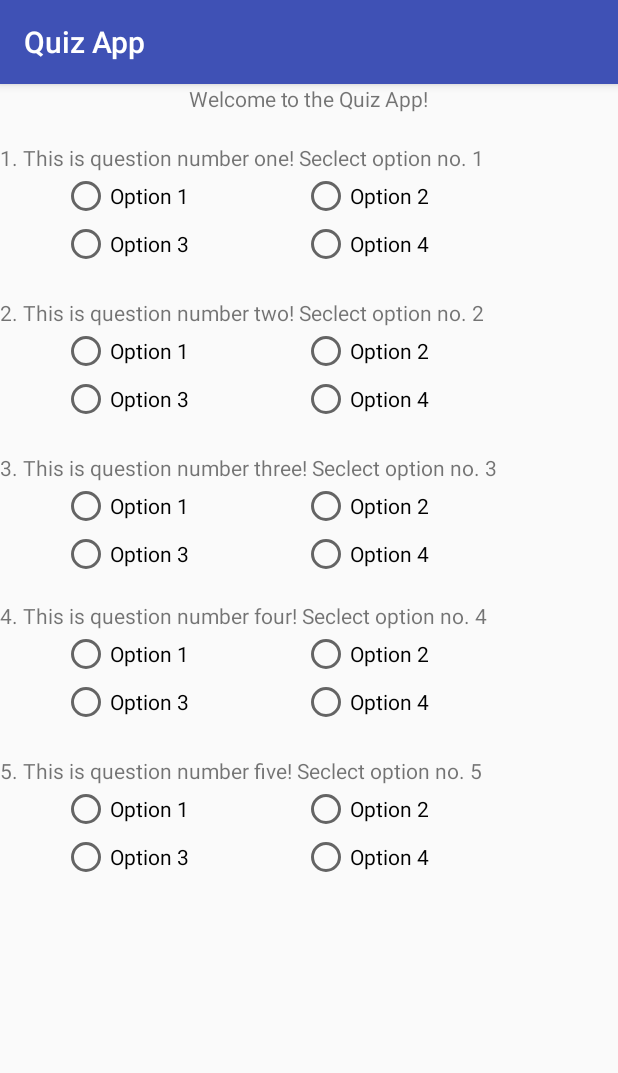
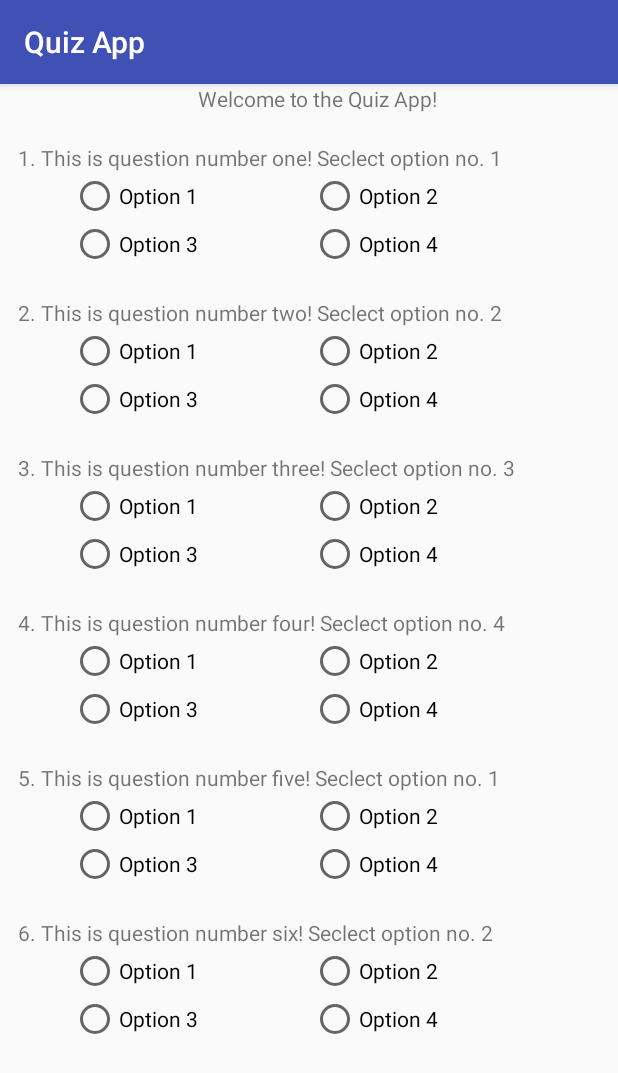
Before and after one commit to yhdesai/QuizApp_final, an Android app: the screen it shows after launch (MainActivity), on a phone screen of 412 x 824 dp. Shown: the top 1073 px of the screen. Run offline under Robolectric (Android 15) with nearby library versions, the phone set to English and light mode, and no system bars.

Commit message:
Initial commit

```diff
--- a/app/src/main/res/layout/activity_main.xml
+++ b/app/src/main/res/layout/activity_main.xml
@@ -2,16 +2,16 @@
 
 
 <ScrollView xmlns:android="http://schemas.android.com/apk/res/android"
+    xmlns:tools="http://schemas.android.com/tools"
     android:id="@+id/ScrollView01"
     android:layout_width="fill_parent"
     android:layout_height="fill_parent">
 
 
-<RelativeLayout xmlns:android="http://schemas.android.com/apk/res/android"
-    xmlns:app="http://schemas.android.com/apk/res-auto"
-    xmlns:tools="http://schemas.android.com/tools"
+    <RelativeLayout
         android:layout_width="match_parent"
-    android:layout_height="match_parent"
+        android:layout_height="wrap_content"
+        android:layout_marginLeft="12dp"
         tools:context="io.github.yhdesai.quizapp.MainActivity">
 
 
@@ -25,32 +25,32 @@
             android:text="Option 1" />
 
         <RadioButton
-        android:id="@+id/radioButton10"
+            android:id="@+id/radioButton3.1"
             android:layout_width="wrap_content"
             android:layout_height="wrap_content"
-        android:text="Option 1"
+            android:layout_alignLeft="@+id/radioButton2.3"
+            android:layout_alignStart="@+id/radioButton2.3"
             android:layout_below="@+id/textView4"
-        android:layout_alignLeft="@+id/radioButton2.3"
-        android:layout_alignStart="@+id/radioButton2.3" />
+            android:text="Option 1" />
 
         <RadioButton
-        android:id="@+id/radioButton14"
+            android:id="@+id/radioButton4.1"
             android:layout_width="wrap_content"
             android:layout_height="wrap_content"
-        android:text="Option 1"
+            android:layout_alignLeft="@+id/radioButton3.3"
+            android:layout_alignStart="@+id/radioButton3.3"
             android:layout_alignTop="@+id/textView6"
-        android:layout_alignLeft="@+id/radioButton11"
-        android:layout_alignStart="@+id/radioButton11"
-        android:layout_marginTop="19dp" />
+            android:layout_marginTop="19dp"
+            android:text="Option 1" />
 
         <RadioButton
-        android:id="@+id/radioButton18"
+            android:id="@+id/radioButton5.1"
             android:layout_width="wrap_content"
             android:layout_height="wrap_content"
-        android:text="Option 1"
+            android:layout_alignLeft="@+id/radioButton4.3"
+            android:layout_alignStart="@+id/radioButton4.3"
             android:layout_below="@+id/textView8"
-        android:layout_alignLeft="@+id/radioButton15"
-        android:layout_alignStart="@+id/radioButton15" />
+            android:text="Option 1" />
 
         <TextView
             android:id="@+id/textView"
@@ -75,9 +75,9 @@
             android:layout_width="wrap_content"
             android:layout_height="wrap_content"
             android:layout_alignParentLeft="true"
-        android:layout_marginTop="20dp"
             android:layout_alignParentStart="true"
             android:layout_below="@+id/welcome"
+            android:layout_marginTop="20dp"
             android:text="1. This is question number one! Seclect option no. 1" />
 
         <RadioButton
@@ -108,33 +108,33 @@
             android:text="Option 2" />
 
         <RadioButton
-        android:id="@+id/radioButton12"
+            android:id="@+id/radioButton3.2"
             android:layout_width="wrap_content"
             android:layout_height="wrap_content"
-        android:text="Option 2"
-        android:layout_alignBaseline="@+id/radioButton10"
-        android:layout_alignBottom="@+id/radioButton10"
+            android:layout_alignBaseline="@+id/radioButton3.1"
+            android:layout_alignBottom="@+id/radioButton3.1"
             android:layout_alignLeft="@+id/radioButton2.4"
-        android:layout_alignStart="@+id/radioButton2.4" />
+            android:layout_alignStart="@+id/radioButton2.4"
+            android:text="Option 2" />
 
         <RadioButton
-        android:id="@+id/radioButton16"
+            android:id="@+id/radioButton4.2"
             android:layout_width="wrap_content"
             android:layout_height="wrap_content"
-        android:text="Option 2"
-        android:layout_alignBaseline="@+id/radioButton14"
-        android:layout_alignBottom="@+id/radioButton14"
-        android:layout_alignLeft="@+id/radioButton13"
-        android:layout_alignStart="@+id/radioButton13" />
+            android:layout_alignBaseline="@+id/radioButton4.1"
+            android:layout_alignBottom="@+id/radioButton4.1"
+            android:layout_alignLeft="@+id/radioButton3.4"
+            android:layout_alignStart="@+id/radioButton3.4"
+            android:text="Option 2" />
 
         <RadioButton
-        android:id="@+id/radioButton19"
+            android:id="@+id/radioButton5.2"
             android:layout_width="wrap_content"
             android:layout_height="wrap_content"
-        android:text="Option 2"
+            android:layout_alignLeft="@+id/radioButton4.4"
+            android:layout_alignStart="@+id/radioButton4.4"
             android:layout_below="@+id/textView8"
-        android:layout_alignLeft="@+id/radioButton17"
-        android:layout_alignStart="@+id/radioButton17" />
+            android:text="Option 2" />
 
         <RadioButton
             android:id="@+id/radioButton1.3"
@@ -155,31 +155,31 @@
             android:text="Option 3" />
 
         <RadioButton
-        android:id="@+id/radioButton11"
+            android:id="@+id/radioButton3.3"
             android:layout_width="wrap_content"
             android:layout_height="wrap_content"
-        android:text="Option 3"
-        android:layout_below="@+id/radioButton10"
-        android:layout_alignLeft="@+id/radioButton10"
-        android:layout_alignStart="@+id/radioButton10" />
+            android:layout_alignLeft="@+id/radioButton3.1"
+            android:layout_alignStart="@+id/radioButton3.1"
+            android:layout_below="@+id/radioButton3.1"
+            android:text="Option 3" />
 
         <RadioButton
-        android:id="@+id/radioButton15"
+            android:id="@+id/radioButton4.3"
             android:layout_width="wrap_content"
             android:layout_height="wrap_content"
-        android:text="Option 3"
-        android:layout_below="@+id/radioButton14"
-        android:layout_alignLeft="@+id/radioButton14"
-        android:layout_alignStart="@+id/radioButton14" />
+            android:layout_alignLeft="@+id/radioButton4.1"
+            android:layout_alignStart="@+id/radioButton4.1"
+            android:layout_below="@+id/radioButton4.1"
+            android:text="Option 3" />
 
         <RadioButton
-        android:id="@+id/radioButton20"
+            android:id="@+id/radioButton5.3"
             android:layout_width="wrap_content"
             android:layout_height="wrap_content"
-        android:text="Option 3"
-        android:layout_below="@+id/radioButton18"
-        android:layout_alignLeft="@+id/radioButton18"
-        android:layout_alignStart="@+id/radioButton18" />
+            android:layout_alignLeft="@+id/radioButton5.1"
+            android:layout_alignStart="@+id/radioButton5.1"
+            android:layout_below="@+id/radioButton5.1"
+            android:text="Option 3" />
 
         <RadioButton
             android:id="@+id/radioButton1.4"
@@ -200,31 +200,31 @@
             android:text="Option 4" />
 
         <RadioButton
-        android:id="@+id/radioButton13"
+            android:id="@+id/radioButton3.4"
             android:layout_width="wrap_content"
             android:layout_height="wrap_content"
-        android:text="Option 4"
-        android:layout_below="@+id/radioButton12"
-        android:layout_alignLeft="@+id/radioButton12"
-        android:layout_alignStart="@+id/radioButton12" />
+            android:layout_alignLeft="@+id/radioButton3.2"
+            android:layout_alignStart="@+id/radioButton3.2"
+            android:layout_below="@+id/radioButton3.2"
+            android:text="Option 4" />
 
         <RadioButton
-        android:id="@+id/radioButton17"
+            android:id="@+id/radioButton4.4"
             android:layout_width="wrap_content"
             android:layout_height="wrap_content"
-        android:text="Option 4"
-        android:layout_below="@+id/radioButton16"
-        android:layout_alignLeft="@+id/radioButton16"
-        android:layout_alignStart="@+id/radioButton16" />
+            android:layout_alignLeft="@+id/radioButton4.2"
+            android:layout_alignStart="@+id/radioButton4.2"
+            android:layout_below="@+id/radioButton4.2"
+            android:text="Option 4" />
 
         <RadioButton
-        android:id="@+id/radioButton21"
+            android:id="@+id/radioButton5.4"
             android:layout_width="wrap_content"
             android:layout_height="wrap_content"
-        android:text="Option 4"
-        android:layout_below="@+id/radioButton19"
-        android:layout_alignLeft="@+id/radioButton19"
-        android:layout_alignStart="@+id/radioButton19" />
+            android:layout_alignLeft="@+id/radioButton5.2"
+            android:layout_alignStart="@+id/radioButton5.2"
+            android:layout_below="@+id/radioButton5.2"
+            android:text="Option 4" />
 
         <TextView
             android:id="@+id/textView4"
@@ -242,8 +242,8 @@
             android:layout_height="wrap_content"
             android:layout_alignParentLeft="true"
             android:layout_alignParentStart="true"
-        android:layout_below="@+id/radioButton11"
-        android:layout_marginTop="15dp"
+            android:layout_below="@+id/radioButton3.3"
+            android:layout_marginTop="20dp"
             android:text="4. This is question number four! Seclect option no. 4" />
 
         <TextView
@@ -252,9 +252,55 @@
             android:layout_height="wrap_content"
             android:layout_alignParentLeft="true"
             android:layout_alignParentStart="true"
-        android:layout_below="@+id/radioButton15"
+            android:layout_below="@+id/radioButton4.3"
             android:layout_marginTop="20dp"
-        android:text="5. This is question number five! Seclect option no. 5" />
+            android:text="5. This is question number five! Seclect option no. 1" />
+
+        <TextView
+            android:id="@+id/textView9"
+            android:layout_width="wrap_content"
+            android:layout_height="wrap_content"
+            android:layout_alignParentLeft="true"
+            android:layout_alignParentStart="true"
+            android:layout_below="@+id/radioButton5.3"
+            android:layout_marginTop="20dp"
+            android:text="6. This is question number six! Seclect option no. 2" />
+
+        <RadioButton
+            android:id="@+id/radioButton6.1"
+            android:layout_width="wrap_content"
+            android:layout_height="wrap_content"
+            android:layout_alignLeft="@+id/radioButton1.1"
+            android:layout_below="@+id/textView9"
+            android:text="Option 1" />
+
+        <RadioButton
+            android:id="@+id/radioButton6.2"
+            android:layout_width="wrap_content"
+            android:layout_height="wrap_content"
+            android:layout_alignLeft="@+id/radioButton1.2"
+            android:layout_below="@+id/textView9"
+            android:text="Option 2" />
+
+
+        <RadioButton
+            android:id="@+id/radioButton6.3"
+            android:layout_width="wrap_content"
+            android:layout_height="wrap_content"
+            android:layout_alignLeft="@+id/radioButton1.1"
+            android:layout_alignParentBottom="true"
+            android:layout_below="@+id/radioButton6.1"
+            android:text="Option 3" />
+
+
+        <RadioButton
+            android:id="@+id/radioButton25"
+            android:layout_width="wrap_content"
+            android:layout_height="wrap_content"
+            android:layout_alignLeft="@+id/radioButton1.4"
+            android:layout_alignParentBottom="true"
+            android:layout_toRightOf="@+id/radioButton24"
+            android:text="Option 4" />
 
 
     </RelativeLayout>
```
Lines whose indentation alone changed are shown as unchanged.
